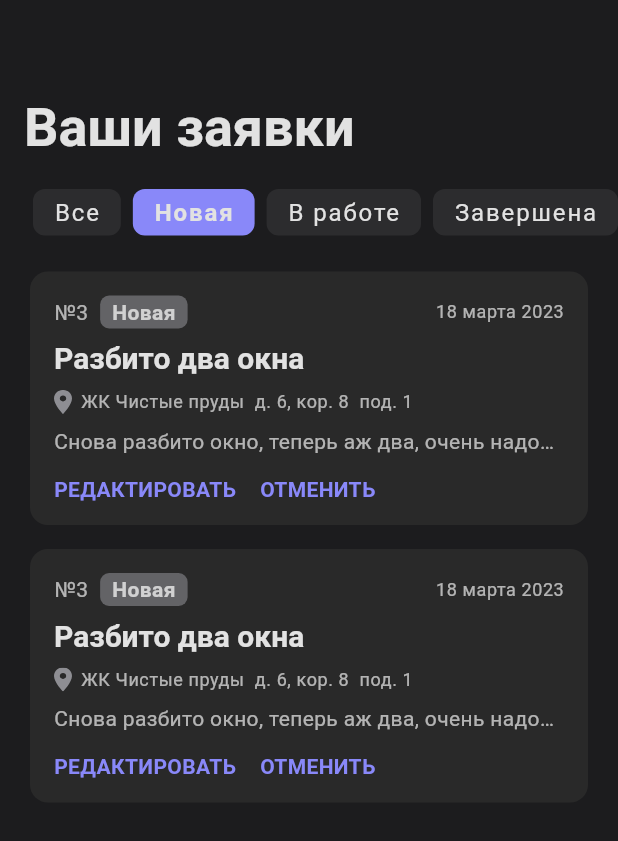
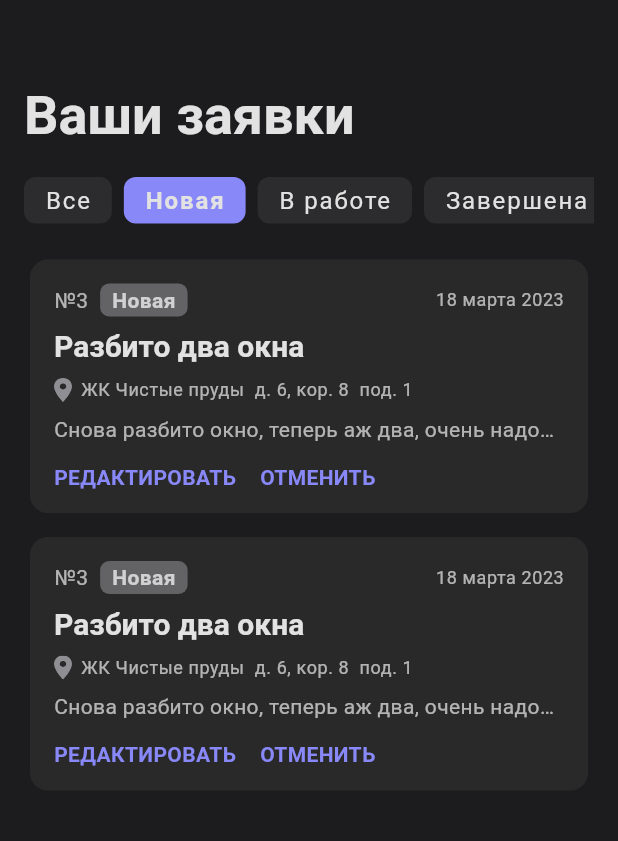
Before and after one commit to SmartDwell/thesis-mobile-app, a Flutter app: the RequestPage screen opened directly, after a tap on "Новая", on a phone screen of 412 x 824 dp. Shown: the top 841 px of the screen. Run offline on Flutter 3.47's test engine with Material 2 defaults, Android fonts, the phone set to English and light mode, and no system bars; our stand-ins replace adaptive_theme, bloc_concurrency, dio, dots_indicator, flutter_bloc, flutter_progress_hud and 8 more; missing offline and left inert: flutter_pretty_dio_logger, no_context_navigation; accounts and stored records are empty; Roboto replaces fonts that are missing (SFProDisplay); project files that could hold a hidden picture were left out.

Commit message:
finish sliver screen

```diff
--- a/lib/core/widgets/thesis/tab_bar/thesis_tab_bar.dart
+++ b/lib/core/widgets/thesis/tab_bar/thesis_tab_bar.dart
@@ -1,6 +1,5 @@
 import 'package:flutter/material.dart';
 
-import '../../../../theme/theme_constants.dart';
 import 'thesis_tab_bar_item.dart';
 
 class ThesisTabBar extends StatelessWidget {
@@ -24,9 +23,6 @@ class ThesisTabBar extends StatelessWidget {
         return Column(
           children: [
             SingleChildScrollView(
-              padding: EdgeInsets.symmetric(
-                horizontal: kThemeDefaultPaddingHorizontal.horizontal / 2 + 6,
-              ),
               scrollDirection: Axis.horizontal,
               child: Row(
                 children: List.generate(tabs.length, (index) {
@@ -49,10 +45,7 @@ class ThesisTabBar extends StatelessWidget {
               ),
             ),
             const SizedBox(height: 20),
-            Padding(
-              padding: kThemeDefaultPaddingHorizontal,
-              child: children[currentIndex],
-            ),
+            children[currentIndex],
           ],
         );
       },
--- a/lib/core/widgets/thesis/thesis_sliver_screen.dart
+++ b/lib/core/widgets/thesis/thesis_sliver_screen.dart
@@ -1,3 +1,4 @@
+import 'package:adaptive_theme/adaptive_theme.dart';
 import 'package:flutter/material.dart';
 import 'package:visibility_detector/visibility_detector.dart';
 
@@ -27,22 +28,21 @@ class ThesisSliverScreen extends StatelessWidget {
               duration: const Duration(milliseconds: 256),
               child: Visibility(
                 visible: !visibility && title.isNotEmpty,
-                child: Text(title),
+                child: Text(
+                  title,
+                  style:
+                      AdaptiveTheme.of(context).theme.textTheme.headlineSmall,
+                ),
               ),
             ),
           ),
           body: SingleChildScrollView(
+            padding: kThemeDefaultPaddingHorizontal,
             child: Column(
               crossAxisAlignment: CrossAxisAlignment.start,
               mainAxisAlignment: MainAxisAlignment.start,
               children: [
-                Padding(
-                  padding: EdgeInsets.only(
-                    top: 8,
-                    left: kThemeDefaultPaddingHorizontal.left,
-                    right: kThemeDefaultPaddingHorizontal.right,
-                  ),
-                  child: VisibilityDetector(
+                VisibilityDetector(
                   key: UniqueKey(),
                   onVisibilityChanged: (visibilityInfo) {
                     final count = visibilityInfo.visibleFraction;
@@ -52,7 +52,6 @@ class ThesisSliverScreen extends StatelessWidget {
                   child: Text(
                     'Ваши заявки',
                     style: Theme.of(context).textTheme.displaySmall,
-                    ),
                   ),
                 ),
                 Padding(
--- a/lib/src/requests/widgets/request_shimmer.dart
+++ b/lib/src/requests/widgets/request_shimmer.dart
@@ -1,17 +1,65 @@
+import 'package:adaptive_theme/adaptive_theme.dart';
 import 'package:flutter/material.dart';
+import 'package:shimmer/shimmer.dart';
 
 import '../../../core/widgets/thesis/thesis_shimmer_widget.dart';
-import '../../../theme/theme_constants.dart';
+import '../../../theme/theme_colors.dart';
 
 class RequestShimmer extends StatelessWidget {
   const RequestShimmer({super.key});
 
   @override
   Widget build(BuildContext context) {
-    return Padding(
-      padding: kThemeDefaultPaddingHorizontal,
-      child: Column(
-        children: List.generate(
+    return Column(
+      mainAxisAlignment: MainAxisAlignment.start,
+      crossAxisAlignment: CrossAxisAlignment.start,
+      children: [
+        SingleChildScrollView(
+          scrollDirection: Axis.horizontal,
+          child: Row(
+            children: List.generate(6, (index) {
+              return Padding(
+                padding: EdgeInsets.only(
+                  right: index != 5 ? 8 : 0,
+                ),
+                child: DecoratedBox(
+                  decoration: BoxDecoration(
+                    color: AdaptiveTheme.of(context).mode ==
+                            AdaptiveThemeMode.light
+                        ? const Color(0xFFF3F3F3)
+                        : const Color(0xFF2C2C2E),
+                    borderRadius: const BorderRadius.all(
+                      Radius.circular(8),
+                    ),
+                  ),
+                  child: Padding(
+                    padding:
+                        const EdgeInsets.symmetric(vertical: 6, horizontal: 8),
+                    child: Shimmer.fromColors(
+                      baseColor: const Color(0xFFF3F3F3).withOpacity(0.2),
+                      highlightColor: kDarkBackgroundTertiaryColor,
+                      child: Container(
+                        width: 62,
+                        height: 18,
+                        decoration: BoxDecoration(
+                          color: AdaptiveTheme.of(context).mode !=
+                                  AdaptiveThemeMode.light
+                              ? const Color(0xFFF3F3F3).withOpacity(0.2)
+                              : const Color(0xFF2C2C2E).withOpacity(0.8),
+                          borderRadius: const BorderRadius.all(
+                            Radius.circular(4),
+                          ),
+                        ),
+                      ),
+                    ),
+                  ),
+                ),
+              );
+            }),
+          ),
+        ),
+        const SizedBox(height: 20),
+        ...List.generate(
           4,
           (index) => Padding(
             padding: const EdgeInsets.only(bottom: 8),
@@ -57,7 +105,7 @@ class RequestShimmer extends StatelessWidget {
             ),
           ),
         ),
-      ),
+      ],
     );
   }
 }
```
Also changed, not shown: lib/src/requests/screens/request_screen.dart (+0 -25 lines). Lines whose indentation alone changed are shown as unchanged.
